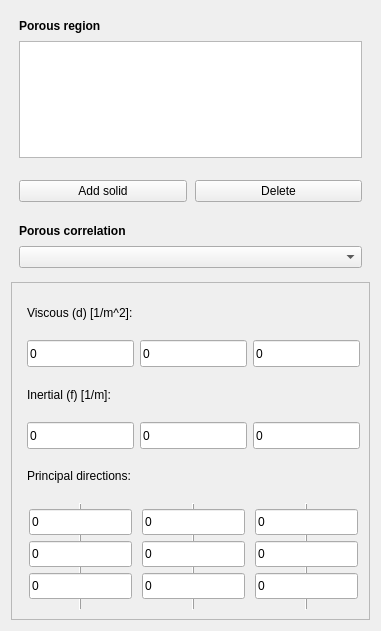
Qt form TaskPanelPorousZone.ui (jaheyns/CfdOF) before a commit.
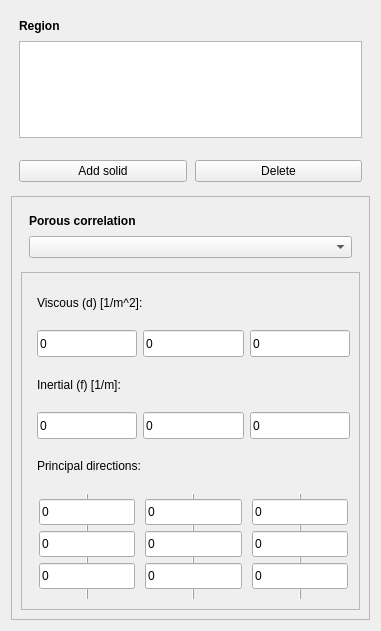
The same form after that commit. Custom widgets are drawn as their Qt base class.

The edit to the form file:
```diff
--- a/TaskPanelPorousZone.ui
+++ b/TaskPanelPorousZone.ui
@@ -34,7 +34,7 @@
         <string>Select solid body. The porous zone properties will be applied to all cells contained within the selected reference body. </string>
        </property>
        <property name="text">
-        <string>Porous region</string>
+        <string>Region</string>
        </property>
       </widget>
      </item>
@@ -81,6 +81,15 @@
     </layout>
    </item>
    <item>
+    <widget class="QFrame" name="porousFrame">
+     <property name="frameShape">
+      <enum>QFrame::StyledPanel</enum>
+     </property>
+     <property name="frameShadow">
+      <enum>QFrame::Raised</enum>
+     </property>
+     <layout class="QVBoxLayout" name="verticalLayout_2">
+      <item>
     <layout class="QGridLayout" name="gridLayout_5">
      <property name="margin">
       <number>8</number>
@@ -1044,6 +1053,9 @@
        </item>
       </layout>
      </widget>
+       </widget>
+      </item>
+     </layout>
     </widget>
    </item>
   </layout>
```
Lines whose indentation alone changed are shown as unchanged.
